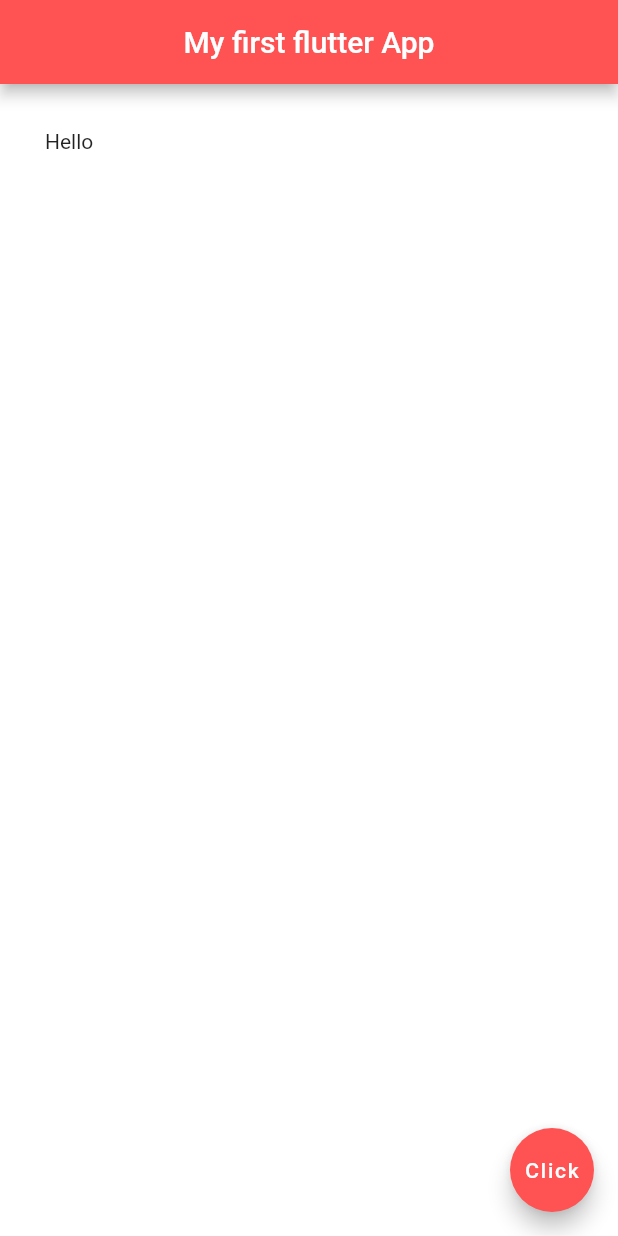
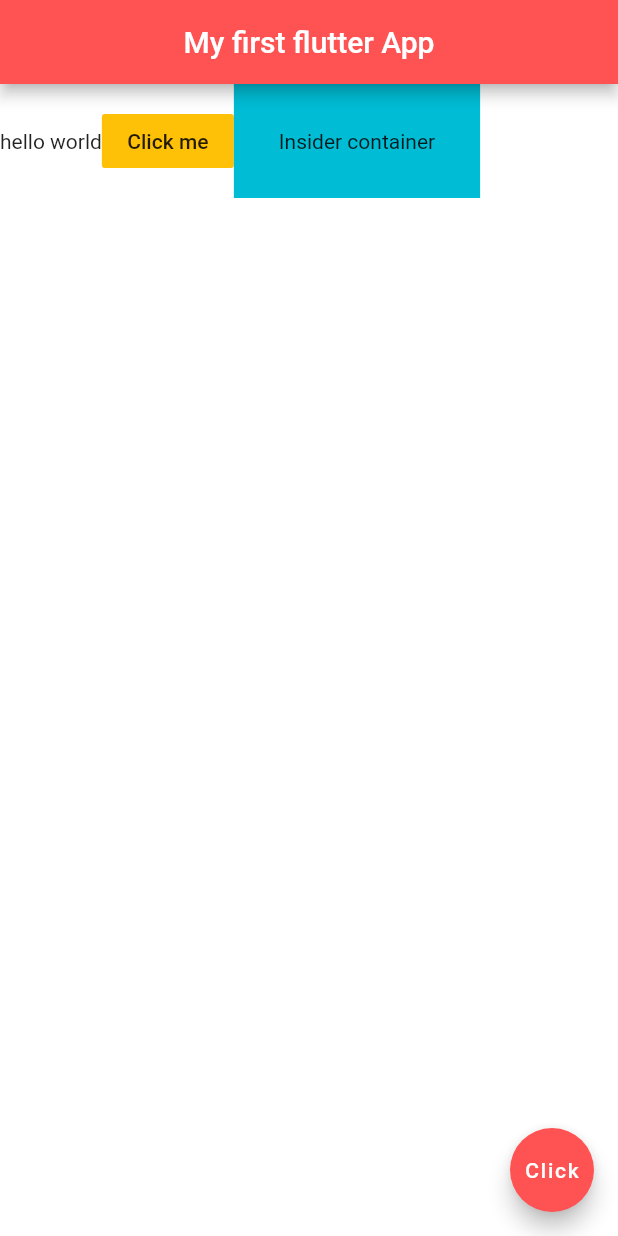
Before and after one commit to Lakshan555/FlutterTest, a Flutter app: the screen it shows after launch, on a phone screen of 412 x 824 dp. Run offline on Flutter 3.47's test engine with Material 2 defaults, Android fonts, the phone set to English and light mode, and no system bars.

Commit message:
Row (Text,Flat Button,Container)

```diff
--- a/lib/main.dart
+++ b/lib/main.dart
@@ -15,10 +15,21 @@ class Home extends StatelessWidget {
         backgroundColor: Colors.redAccent,
       ),
 
-      body: Padding(
-        padding: EdgeInsets.all(30.0),
-        child: Text('Hello'),
-        ),
+      body: Row(
+        children: [
+          Text('hello world'),
+          FlatButton(
+              onPressed: (){},
+              color: Colors.amber,
+              child: Text('Click me'),
+          ),
+          Container(
+            color: Colors.cyan,
+            padding:EdgeInsets.all(30.0),
+            child: Text('Insider container'),
+          ),
+        ],
+      ),
 
       floatingActionButton: FloatingActionButton(
         onPressed: () {},
```
